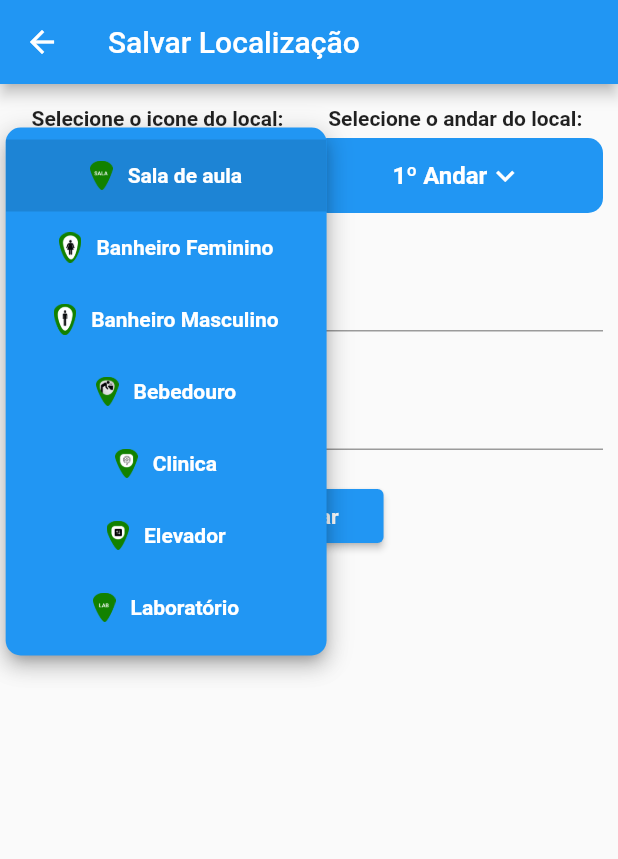
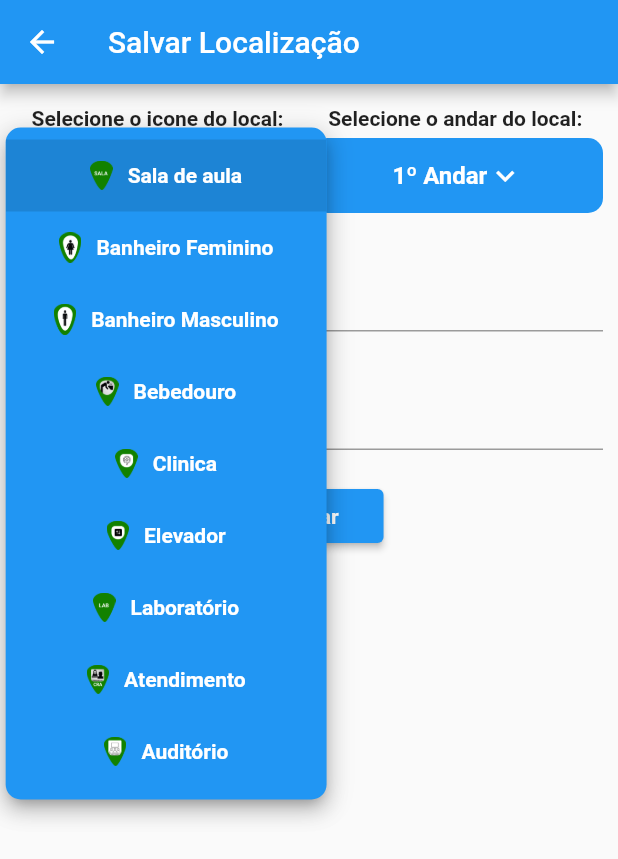
Before and after one commit to flutter-preview/Kevin-Sarges-Geo-Save, a Flutter app: the SaveScreen screen opened by its route, after a tap on "Sala de aula", on a phone screen of 412 x 824 dp. Shown: the top 859 px of the screen. Run offline on Flutter 3.47's test engine with Material 2 defaults, Android fonts, the phone set to English and light mode, and no system bars; our stand-ins replace cloud_firestore, dartz, firebase_core, flutter_bloc, geolocator, get_it and 1 more; missing offline and left inert: flutter_config, geolocator_platform_interface; accounts and stored records are empty.

Commit message:
feat: add novas imagens

```diff
--- a/lib/app/common/strings/list_icon_local.dart
+++ b/lib/app/common/strings/list_icon_local.dart
@@ -13,5 +13,7 @@ class ListIconLocal {
     {'tipoLocal': 'Clinica', 'marker': 'assets/images/clinica.png'},
     {'tipoLocal': 'Elevador', 'marker': 'assets/images/elevador.png'},
     {'tipoLocal': 'Laboratório', 'marker': 'assets/images/LAB.png'},
+    {'tipoLocal': 'Atendimento', 'marker': 'assets/images/CRA.png'},
+    {'tipoLocal': 'Auditório', 'marker': 'assets/images/auditorio.png'},
   ];
 }
```
Also changed, not shown: assets/images/CRA.png (added), assets/images/auditorio.png (added).
